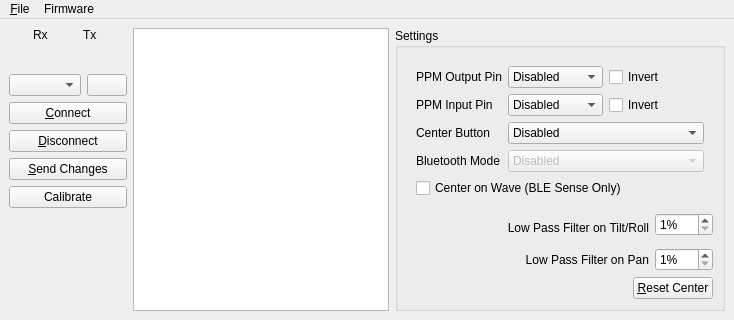
First picture: the form in gui/src/mainwindow.ui, repository dlktdr/HeadTracker, before the edit; both pictures show x 0 to 734 and y 0 to 320 of the 734 by 721 pixel window.
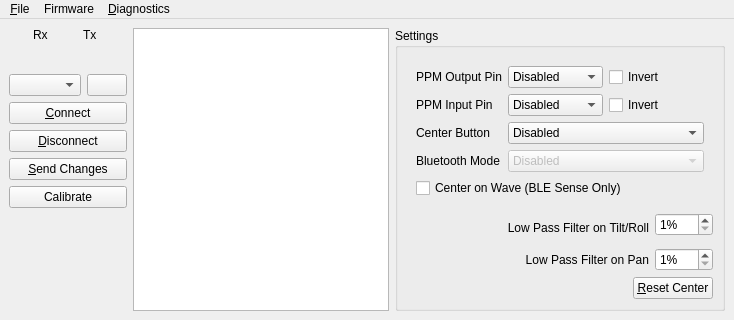
Second picture: the form after the edit. Icons and pictures are not drawn. Custom widgets are drawn as their Qt base class.

Commit message: Add A diagnostics display widget

What changed in the file:
```diff
--- a/gui/src/mainwindow.ui
+++ b/gui/src/mainwindow.ui
@@ -1357,8 +1357,15 @@
     </property>
     <addaction name="actionUpload_Firmware"/>
    </widget>
+   <widget class="QMenu" name="menu_Diagnostics">
+    <property name="title">
+     <string>&amp;Diagnostics</string>
+    </property>
+    <addaction name="actionShow_Data"/>
+   </widget>
    <addaction name="menu_File"/>
    <addaction name="menuUpdate_Firmware"/>
+   <addaction name="menu_Diagnostics"/>
   </widget>
   <widget class="QStatusBar" name="statusbar"/>
   <action name="action_Save_to_File">
```
Left out of the diff: 5 changed lines with no effect on the pictures. The commit also changes 6 other files.
